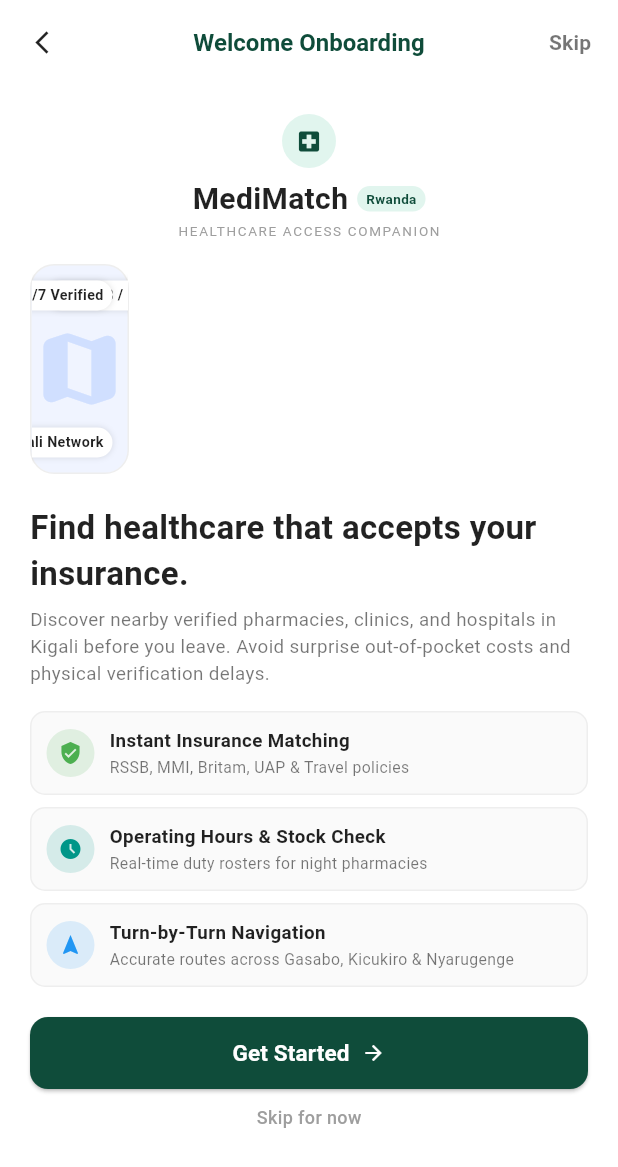
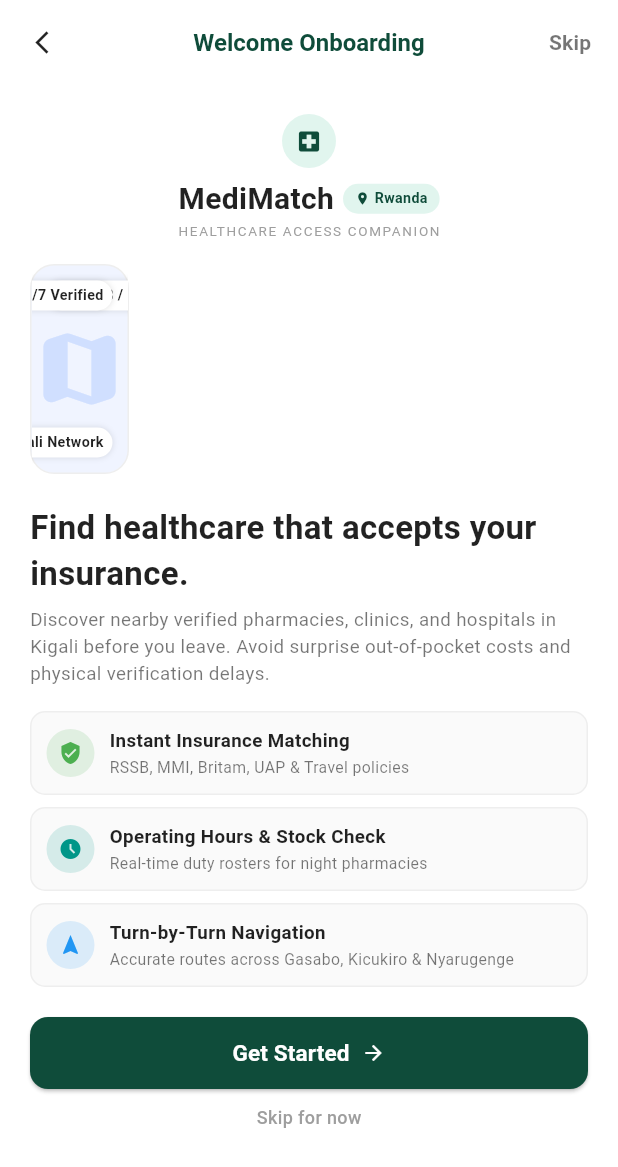
Before and after one commit to RobertNiyonkuru98/pharma_finder, a Flutter app: the screen it shows after launch, on a phone screen of 412 x 824 dp. Shown: the top 1167 px of the screen. Run offline on Flutter 3.47's test engine with Material 3 defaults, Android fonts, the phone set to English and light mode, and no system bars; our stand-ins replace firebase_core, flutter_bloc, flutter_dotenv, geocoding, geolocator; accounts and stored records are empty.

Commit message:
Implementing live location translation

```diff
--- /dev/null
+++ b/lib/location/live_location.dart
@@ -0,0 +1,79 @@
+import 'package:flutter_bloc/flutter_bloc.dart';
+import 'package:geolocator/geolocator.dart';
+import 'package:geocoding/geocoding.dart';
+
+
+// Main States
+abstract class LocationState {}
+class LocationInitial extends LocationState {}
+class LocationLoading extends LocationState {}
+class LocationLoaded extends LocationState {
+  final Position position;
+  final String placeName;
+  LocationLoaded({required this.position, required this.placeName});
+}
+
+// Error Handling States
+class LocationError extends LocationState{
+    final String message;
+    LocationError(this.message);
+
+}
+
+// Cubit State Management
+
+class LocationCubit extends Cubit<LocationState> {
+  LocationCubit() : super(LocationInitial());
+
+  // Function to get the current location of the user
+  Future<void> getCurrentLocation() async {
+    emit(LocationLoading());
+    try {
+    bool serviceEnabled = await Geolocator.isLocationServiceEnabled();
+    if (!serviceEnabled) {
+        emit(LocationError('Location services are disabled.'));
+        return;
+    }
+
+    // Check for location permissions in user's phone
+    LocationPermission permission = await Geolocator.checkPermission();
+    if (permission == LocationPermission.denied) {
+        permission = await Geolocator.requestPermission();
+        if (permission == LocationPermission.denied) {
+            emit(LocationError('Location permissions are denied'));
+            return;
+        }
+    }
+
+// Handle the case where permissions are denied forever
+    if (permission == LocationPermission.deniedForever) {
+        emit(LocationError('Please enable location permissions in settings.'));
+        return;
+    }
+
+    // Getting the GPS Coordinates
+    Position position = await Geolocator.getCurrentPosition(
+        locationSettings: const LocationSettings(
+            accuracy: LocationAccuracy.high,
+        ),
+    );
+
+    // Converting GPS Coordinates to a human-readable address
+    String placeName = 'Rwanda';
+    List<Placemark> placemarks = await Geocoding().placemarkFromCoordinates(
+        position.latitude,
+        position.longitude
+        );
+
+        if (placemarks.isNotEmpty) {
+            final placemark = placemarks.first;
+            placeName = '${placemark.subLocality ?? placemark.locality ?? ''}, ${placemark.administrativeArea ?? 'Rwanda'}, ${placemark.country ?? ''}'.replaceAll(RegExp(r'^,\s*'), '');
+        }
+
+        emit(LocationLoaded(position: position, placeName: placeName));
+  } catch (e) {
+    emit(LocationError('Failed to get location: $e'));
+
+  }
+}
+}
--- a/lib/main.dart
+++ b/lib/main.dart
@@ -2,6 +2,8 @@ import 'package:flutter/material.dart';
 import 'package:firebase_core/firebase_core.dart';
 import 'package:flutter_dotenv/flutter_dotenv.dart';
 import 'firebase_options.dart';
+import 'package:flutter_bloc/flutter_bloc.dart';
+import 'location/live_location.dart';
 import 'screen/onboarding_screen.dart';
 
 void main() async {
@@ -40,7 +42,10 @@ class pharmFinder extends StatelessWidget {
 
   @override
   Widget build(BuildContext context) {
-    return MaterialApp(
+
+    return BlocProvider(
+      create: (context) => LocationCubit()..getCurrentLocation(),
+      child: MaterialApp(
       title: 'Medi Match',
       debugShowCheckedModeBanner: false,
       theme: ThemeData(
@@ -48,6 +53,7 @@ class pharmFinder extends StatelessWidget {
         useMaterial3: true,
       ),
       home: const OnboardingScreen(),
+    ),
     );
   }
 }
--- a/lib/screen/onboarding_screen.dart
+++ b/lib/screen/onboarding_screen.dart
@@ -1,4 +1,6 @@
 import 'package:flutter/material.dart';
+import '../location/live_location.dart';
+import 'package:flutter_bloc/flutter_bloc.dart';
 
 class OnboardingScreen extends StatelessWidget {
   const OnboardingScreen({super.key});
@@ -41,10 +43,40 @@ class OnboardingScreen extends StatelessWidget {
                     children: [
                       const Text('MediMatch', style: TextStyle(fontSize: 20, fontWeight: FontWeight.bold, color: Colors.black87)),
                       const SizedBox(width: 6),
-                      Container(
-                        padding: const EdgeInsets.symmetric(horizontal: 6, vertical: 2),
-                        decoration: BoxDecoration(color: const Color(0xFFE1F5EE), borderRadius: BorderRadius.circular(10)),
-                        child: const Text('Rwanda', style: TextStyle(fontSize: 9, color: primaryColor, fontWeight: FontWeight.bold)),
+                      BlocBuilder<LocationCubit, LocationState>(
+                        builder: (context, state) {
+                          String label = 'Locating...';
+                          if (state is LocationLoaded) {
+                            label = state.placeName; // e.g., "Gasabo, Kigali"
+                            } else if (state is LocationError) {
+                              label = 'Rwanda'; // Graceful fallback
+                            }
+                            return GestureDetector(
+                              onTap: () => context.read<LocationCubit>().getCurrentLocation(),
+                              child: Container(
+                                padding: const EdgeInsets.symmetric(horizontal: 8, vertical: 3),
+                                decoration: BoxDecoration(
+                                  color: const Color(0xFFE1F5EE),
+                                  borderRadius: BorderRadius.circular(10),
+                                  ),
+                                  child: Row(
+                                    mainAxisSize: MainAxisSize.min,
+                                    children: [
+                                      const Icon(Icons.location_on, size: 10, color: Color(0xFF0F4C3A)),
+                                      const SizedBox(width: 3),
+                                      Text(
+                                        label,
+                                        style: const TextStyle(
+                                          fontSize: 9.5,
+                                          color: Color(0xFF0F4C3A),
+                                          fontWeight: FontWeight.bold,
+                                          ),
+                                      ),
+                                  ],
+                               ),
+                             ),
+                          );
+                        },
                       ),
                     ],
                   ),
```
Also changed, not shown: 1 other file.
